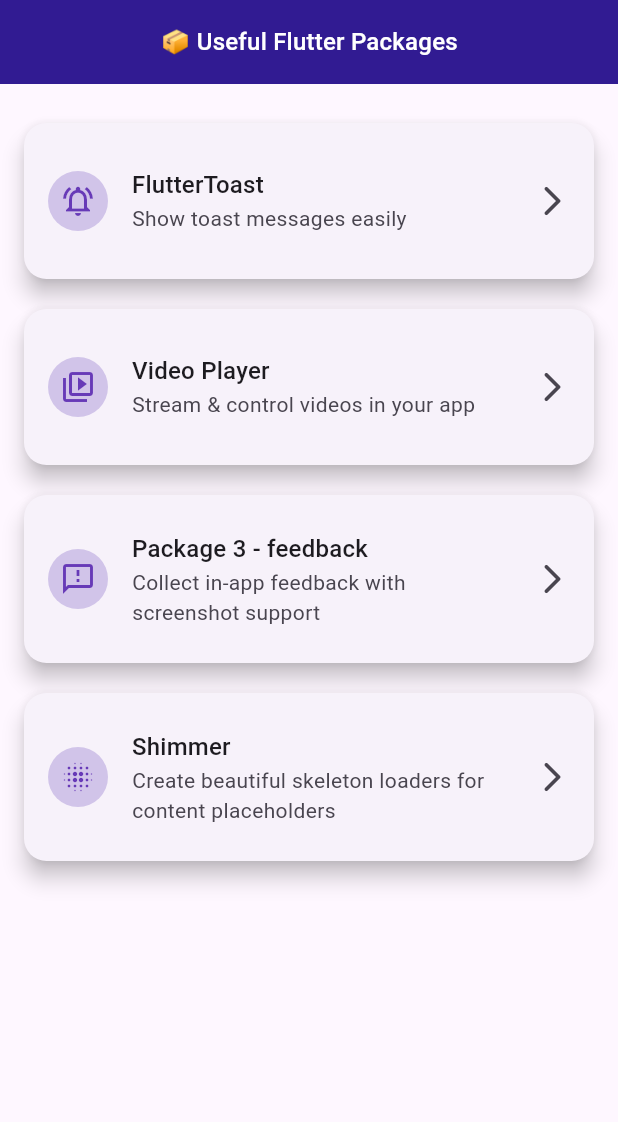
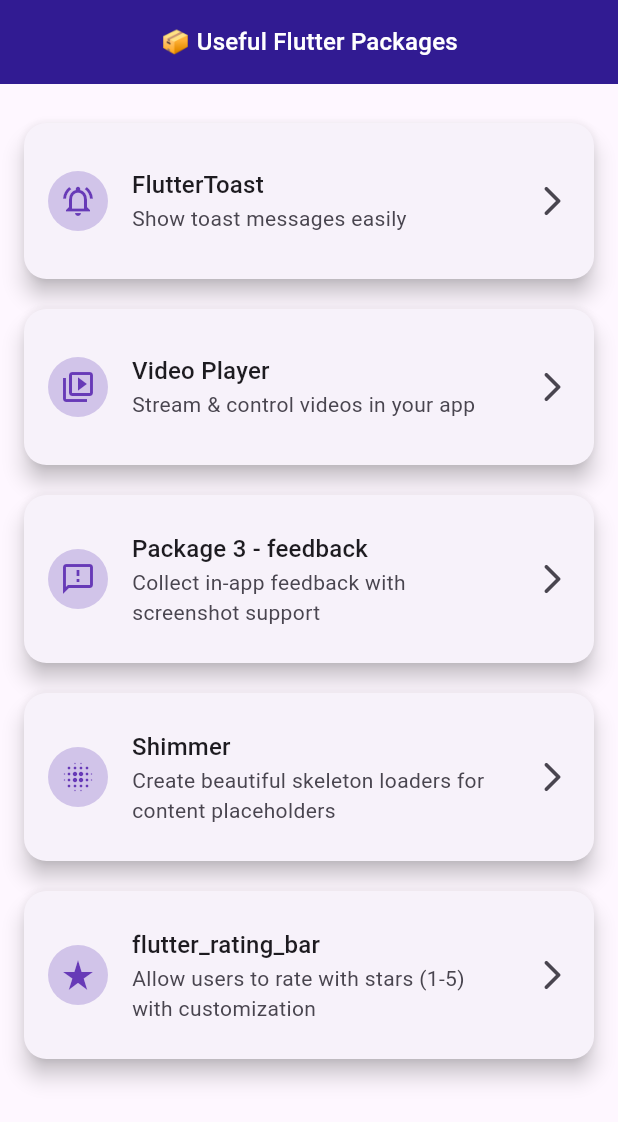
Before and after one commit to Shehryar-dev/useful_packages, a Flutter app: the screen it shows after launch, on a phone screen of 412 x 824 dp. Shown: the top 1122 px of the screen. Run offline on Flutter 3.47's test engine with Material 3 defaults, Android fonts, the phone set to English and light mode, and no system bars; our stand-ins replace device_preview, flutter_rating_bar, fluttertoast, shimmer, video_player; missing offline and left inert: feedback.

Commit message:
Code Update

```diff
--- a/lib/home/home_screen.dart
+++ b/lib/home/home_screen.dart
@@ -1,5 +1,7 @@
 
 
+
+import 'package:useful_packages/packages/5_flutter_rating_bar/flutter_rating_bar.dart';
 
 import '../constants/screen_paths.dart';
 
@@ -32,6 +34,12 @@
         subtitle: 'Create beautiful skeleton loaders for content placeholders',
         icon: Icons.blur_on,
         destination: const ShimmerExample(),
+      ),
+      _PackageItem(
+        title: 'flutter_rating_bar',
+        subtitle: 'Allow users to rate with stars (1-5) with customization',
+        icon: Icons.star_rate,
+        destination: const RatingBarExample(),
       ),
 
       // Future package screens can be added here
```
Also changed, not shown: 1 other file.
